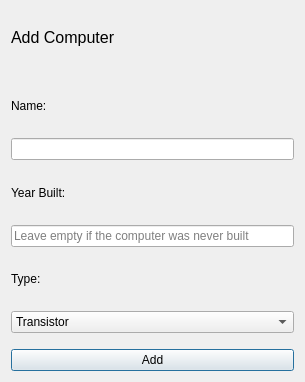
The window that addcomputerwindow.ui (athenabjorg/sacr) describes before a commit, drawn with Qt 5.
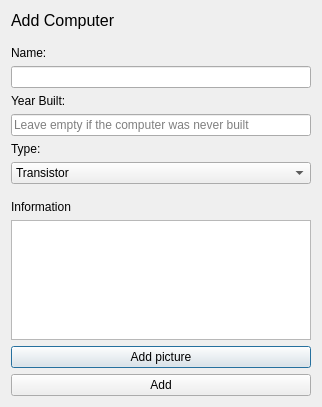
The same window after the commit.

Patch:
```diff
--- a/addcomputerwindow.ui
+++ b/addcomputerwindow.ui
@@ -6,8 +6,8 @@
    <rect>
     <x>0</x>
     <y>0</y>
-    <width>305</width>
-    <height>382</height>
+    <width>322</width>
+    <height>407</height>
    </rect>
   </property>
   <property name="windowTitle">
@@ -113,6 +113,23 @@
      </property>
     </spacer>
    </item>
+   <item>
+    <widget class="QLabel" name="ComputerInfoLable">
+     <property name="text">
+      <string>Information</string>
+     </property>
+    </widget>
+   </item>
+   <item>
+    <widget class="QTextEdit" name="ComputerAddInfo"/>
+   </item>
+   <item>
+    <widget class="QPushButton" name="ComputerAddPic">
+     <property name="text">
+      <string>Add picture</string>
+     </property>
+    </widget>
+   </item>
    <item>
     <widget class="QPushButton" name="addButton">
      <property name="text">
```
